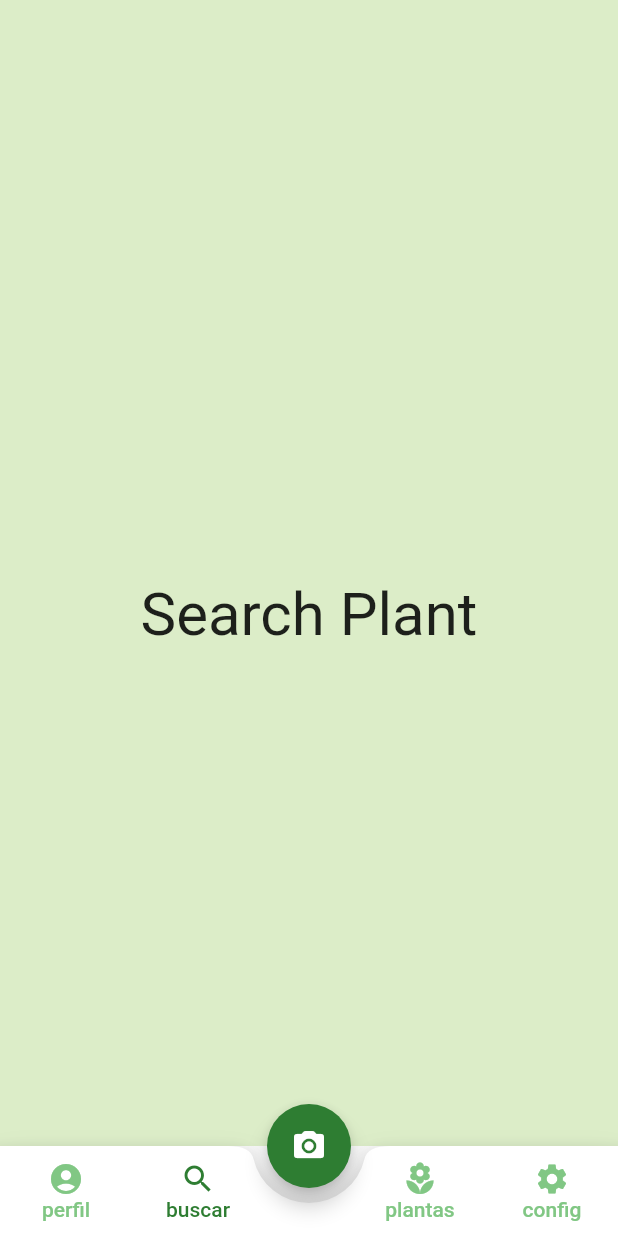
After one commit to diegomarqueszs/Flutter, a Flutter app: the Home screen opened directly, item 2 of the bottom bar chosen, after a tap on "perfil", after a tap on "buscar", on a phone screen of 412 x 824 dp. The commit adds this screen. Run offline on Flutter 3.47's test engine with Material 2 defaults, Android fonts, the phone set to English and light mode, and no system bars; our stand-ins replace flutter_slidable; network calls fail.

Commit message:
Add 'Scanner plant'

```diff
--- /dev/null
+++ b/flutter_create_scannerplant/lib/home.dart
@@ -0,0 +1,165 @@
+import 'package:flutter/material.dart';
+import 'page/config.dart';
+import 'page/perfil.dart';
+import 'page/searchPlant.dart';
+import 'page/yourPlant.dart';
+
+class Home extends StatefulWidget {
+  const Home({Key? key}) : super(key: key);
+
+  @override
+  State<Home> createState() => _Home();
+}
+
+class _Home extends State<Home> {
+  int currentTab = 0;
+  final List<Widget> screens = [YourPlant(), SearchPlant(), Perfil(), Config()];
+
+  final PageStorageBucket bucket = PageStorageBucket();
+  Widget currentScreen = YourPlant();
+
+  @override
+  Widget build(BuildContext context) {
+    return Scaffold(
+      body: PageStorage(
+        child: currentScreen,
+        bucket: bucket,
+      ),
+      floatingActionButton: FloatingActionButton(
+        backgroundColor: Colors.green[800],
+        child: Icon(
+          Icons.camera_alt_rounded,
+          color: Colors.white,
+        ),
+        onPressed: () {},
+      ),
+      floatingActionButtonLocation: FloatingActionButtonLocation.centerDocked,
+      bottomNavigationBar: BottomAppBar(
+        shape: CircularNotchedRectangle(),
+        notchMargin: 10,
+        child: Container(
+          height: 60,
+          child: Row(
+            mainAxisAlignment: MainAxisAlignment.spaceBetween,
+            children: <Widget>[
+              Row(
+                crossAxisAlignment: CrossAxisAlignment.start,
+                children: [
+                  MaterialButton(
+                    onPressed: () {
+                      setState(() {
+                        currentScreen = Perfil();
+                        currentTab = 2;
+                      });
+                    },
+                    child: Column(
+                      mainAxisAlignment: MainAxisAlignment.center,
+                      children: [
+                        Icon(
+                          Icons.account_circle_rounded,
+                          color: currentTab == 2
+                              ? Colors.green[800]
+                              : Colors.green[300],
+                        ),
+                        Text(
+                          'perfil',
+                          style: TextStyle(
+                              color: currentTab == 2
+                                  ? Colors.green[800]
+                                  : Colors.green[300]),
+                        )
+                      ],
+                    ),
+                  ),
+                  MaterialButton(
+                    onPressed: () {
+                      setState(() {
+                        currentScreen = SearchPlant();
+                        currentTab = 1;
+                      });
+                    },
+                    child: Column(
+                      mainAxisAlignment: MainAxisAlignment.center,
+                      children: [
+                        Icon(
+                          Icons.search,
+                          color: currentTab == 1
+                              ? Colors.green[800]
+                              : Colors.green[300],
+                        ),
+                        Text(
+                          'buscar',
+                          style: TextStyle(
+                              color: currentTab == 1
+                                  ? Colors.green[800]
+                                  : Colors.green[300]),
+                        )
+                      ],
+                    ),
+                  )
+                ],
+              ),
+              Row(
+                crossAxisAlignment: CrossAxisAlignment.start,
+                children: [
+                  MaterialButton(
+                    onPressed: () {
+                      setState(() {
+                        currentScreen = YourPlant();
+                        currentTab = 0;
+                      });
+                    },
+                    child: Column(
+                      mainAxisAlignment: MainAxisAlignment.center,
+                      children: [
+                        Icon(
+                          Icons.local_florist,
+                          color: currentTab == 0
+                              ? Colors.green[800]
+                              : Colors.green[300],
+                        ),
+                        Text(
+                          'plantas',
+                          style: TextStyle(
+                              color: currentTab == 0
+                                  ? Colors.green[800]
+                                  : Colors.green[300]),
+                        )
+                      ],
+                    ),
+                  ),
+                  MaterialButton(
+                    onPressed: () {
+                      setState(() {
+                        currentScreen = Config();
+                        currentTab = 3;
+                      });
+                    },
+                    child: Column(
+                      mainAxisAlignment: MainAxisAlignment.center,
+                      children: [
+                        Icon(
+                          Icons.settings,
+                          color: currentTab == 3
+                              ? Colors.green[800]
+                              : Colors.green[300],
+                        ),
+                        Text(
+                          'config',
+                          style: TextStyle(
+                              color: currentTab == 3
+                                  ? Colors.green[800]
+                                  : Colors.green[300]),
+                        )
+                      ],
+                    ),
+                  )
+                ],
+              )
+            ],
+          ),
+        ),
+      ),
+    );
+  }
+}
--- /dev/null
+++ b/flutter_create_scannerplant/lib/main.dart
@@ -0,0 +1,18 @@
+import 'package:flutter/material.dart';
+import 'home.dart';
+
+void main() {
+  runApp(const MyApp());
+}
+
+class MyApp extends StatelessWidget {
+  const MyApp({super.key});
+
+  @override
+  Widget build(BuildContext context) {
+    return MaterialApp(
+      debugShowCheckedModeBanner: false,
+      home: Home(),
+    );
+  }
+}
--- /dev/null
+++ b/flutter_create_scannerplant/lib/page/config.dart
@@ -0,0 +1,25 @@
+import 'package:flutter/material.dart';
+
+class Config extends StatefulWidget {
+  const Config({super.key});
+
+  @override
+  State<Config> createState() => _Config();
+}
+
+class _Config extends State<Config> {
+  @override
+  Widget build(BuildContext context) {
+    return Scaffold(
+      appBar: AppBar(
+        title: Text(
+          'Configurações',
+        ),
+        backgroundColor: Colors.green,
+      ),
+      body: Center(
+        child: Text('Configurações', style: TextStyle(fontSize: 40)),
+      ),
+    );
+  }
+}
--- /dev/null
+++ b/flutter_create_scannerplant/lib/page/model/plant_model.dart
@@ -0,0 +1,9 @@
+class PlantModel {
+  String? plant_tile; //nome da planta
+  String? plant_local; //local onde a coleta foi realizada
+  int? plant_percent; //percentual de coleta para planta
+  String? plant_image;
+
+  PlantModel(
+      this.plant_tile, this.plant_local, this.plant_percent, this.plant_image);
+}
--- /dev/null
+++ b/flutter_create_scannerplant/lib/page/perfil.dart
@@ -0,0 +1,23 @@
+import 'package:flutter/material.dart';
+
+class Perfil extends StatefulWidget {
+  const Perfil({super.key});
+
+  @override
+  State<Perfil> createState() => _Perfil();
+}
+
+class _Perfil extends State<Perfil> {
+  @override
+  Widget build(BuildContext context) {
+    return Scaffold(
+      appBar: AppBar(
+        title: Text('Perfil'),
+        backgroundColor: Colors.green,
+      ),
+      body: Center(
+        child: Text('Perfil', style: TextStyle(fontSize: 40)),
+      ),
+    );
+  }
+}
--- /dev/null
+++ b/flutter_create_scannerplant/lib/page/searchPlant.dart
@@ -0,0 +1,27 @@
+import 'package:flutter/material.dart';
+
+class SearchPlant extends StatefulWidget {
+  const SearchPlant({super.key});
+
+  @override
+  State<SearchPlant> createState() => _SearchPlantState();
+}
+
+class _SearchPlantState extends State<SearchPlant> {
+  @override
+  Widget build(BuildContext context) {
+    return Scaffold(
+      backgroundColor: Color(0xFFDCEDC8),
+      appBar: AppBar(
+        backgroundColor: Color(0xFFDCEDC8),
+        elevation: 0.0,
+      ),
+      body: Center(
+        child: Text(
+          'Search Plant',
+          style: TextStyle(fontSize: 40),
+        ),
+      ),
+    );
+  }
+}
--- /dev/null
+++ b/flutter_create_scannerplant/lib/page/yourPlant.dart
@@ -0,0 +1,144 @@
+import 'package:flutter/material.dart';
+import 'package:flutter_create_scannerplant/page/model/plant_model.dart';
+import 'package:flutter_create_scannerplant/page/searchPlant.dart';
+
+import 'model/details_plant.dart';
+
+class YourPlant extends StatefulWidget {
+  @override
+  State<YourPlant> createState() => _YourPlantState();
+}
+
+class _YourPlantState extends State<YourPlant> {
+  static List<PlantModel> your_plants = [
+    PlantModel('Café', 'Lavras - MG', 60,
+        'https://www.centraldasplantas.com.br/site/wp-content/uploads/2020/07/Cafe-Catuai-640x450.jpg'),
+    PlantModel('Cana de açucar', 'Formiga - MG', 70,
+        'https://nutricaodesafras.com.br/wp-content/uploads/2022/03/canadeacucar.jpg'),
+    PlantModel('Trigo', 'Perdões - MG', 75,
+        'https://www.infoescola.com/wp-content/uploads/2010/12/trigo_116527159.jpg'),
+  ];
+
+  List<PlantModel> display_list = List.from(your_plants);
+
+  void updateList(String value) {
+    //buscar planta
+    setState(() {
+      display_list = your_plants
+          .where((element) =>
+              element.plant_tile!.toLowerCase().contains(value.toLowerCase()))
+          .toList();
+    });
+  }
+
+  @override
+  Widget build(BuildContext context) {
+    return Scaffold(
+      backgroundColor: Color(0xFFDCEDC8),
+      appBar: AppBar(
+        backgroundColor: Color(0xFFDCEDC8),
+        elevation: 0.0,
+      ),
+      body: Padding(
+        padding: EdgeInsets.all(16),
+        child: Column(
+          mainAxisAlignment: MainAxisAlignment.start,
+          crossAxisAlignment: CrossAxisAlignment.center,
+          children: [
+            Text(
+              "suas plantas",
+              style: TextStyle(
+                  color: Color(0xFF33691E),
+                  fontSize: 25.0,
+                  fontWeight: FontWeight.bold),
+            ),
+            SizedBox(
+              height: 20.0,
+            ),
+            TextField(
+              onChanged: (value) => updateList(value),
+              decoration: InputDecoration(
+                  filled: true,
+                  fillColor: Colors.white,
+                  border: OutlineInputBorder(
+                    borderRadius: BorderRadius.circular(8.0),
+                    borderSide: BorderSide.none,
+                  ),
+                  hintText: ("Buscar planta"),
+                  prefixIcon: Icon(Icons.search),
+                  prefixIconColor: Colors.grey.shade900),
+            ),
+            SizedBox(
+              height: 20.00,
+            ),
+            Expanded(
+              child: display_list.length == 0
+                  ? Center(
+                      child: Text(
+                        "Nenhuma planta encontrada",
+                        style: TextStyle(
+                            fontSize: 24,
+                            fontWeight: FontWeight.bold,
+                            color: Color(0xFF33691E)),
+                      ),
+                    )
+                  : ListView.builder(
+                      padding: EdgeInsets.all(8.0),
+                      itemCount: display_list.length,
+                      itemBuilder: (context, index) => Padding(
+                        padding: EdgeInsets.only(bottom: 15.0),
+                        child: GestureDetector(
+                          onTap: () {
+                            if (display_list[index] != null) {
+                              Navigator.push(
+                                context,
+                                MaterialPageRoute(
+                                  builder: (context) => PlantDetailsPage(
+                                    plant: display_list[index],
+                                  ),
+                                ),
+                              );
+                            }
+                          },
+                          child: Container(
+                            decoration: BoxDecoration(
+                              color: Colors.white,
+                              border: Border.all(
+                                  width: 0.0, color: Colors.transparent),
+                              borderRadius: BorderRadius.circular(8.0),
+                            ),
+                            child: ListTile(
+                              contentPadding: EdgeInsets.all(8.0),
+                              title: Text(
+                                display_list[index].plant_tile!,
+                                style: TextStyle(
+                                  fontSize: 20,
+                                  fontWeight: FontWeight.w500,
+                                ),
+                              ),
+                              subtitle:
+                                  Text('${display_list[index].plant_local!}'),
+                              trailing: Text(
+                                '${(display_list[index].plant_percent!).toStringAsFixed(0)}%',
+                                style: TextStyle(
+                                  fontSize: 18,
+                                  fontWeight: FontWeight.w600,
+                                ),
+                              ),
+                              leading: CircleAvatar(
+                                radius: 25.0,
+                                backgroundImage: NetworkImage(
+                                    display_list[index].plant_image!),
+                              ),
+                            ),
+                          ),
+                        ),
+                      ),
+                    ),
+            ),
+          ],
+        ),
+      ),
+    );
+  }
+}
--- a/todo_list/lib/widgets/todo_list_item.dart
+++ b/todo_list/lib/widgets/todo_list_item.dart
@@ -10,8 +10,7 @@ class TodoListItem extends StatelessWidget {
 
   @override
   Widget build(BuildContext context) {
-    return Slidable(
-      child: Container(
+    return Container(
       decoration: BoxDecoration(
         borderRadius: BorderRadius.circular(4),
         color: Colors.grey[200],
@@ -36,8 +35,6 @@ class TodoListItem extends StatelessWidget {
           ),
         ],
       ),
-      ),
-      startActionPane: const SlidableD,
     );
   }
 }
```
Also changed, not shown: flutter_create_scannerplant/analysis_options.yaml (added, +29 -0 lines), flutter_create_scannerplant/lib/page/model/details_plant.dart (added, +98 -0 lines), flutter_create_scannerplant/pubspec.yaml (added, +90 -0 lines), Contador de pessoas/contador_pessoas/Exemplo.png (added), flutter_create_scannerplant/pubspec.lock (added), todo_list/Exemplo.png (added), 124 other files. Lines whose indentation alone changed are shown as unchanged.
